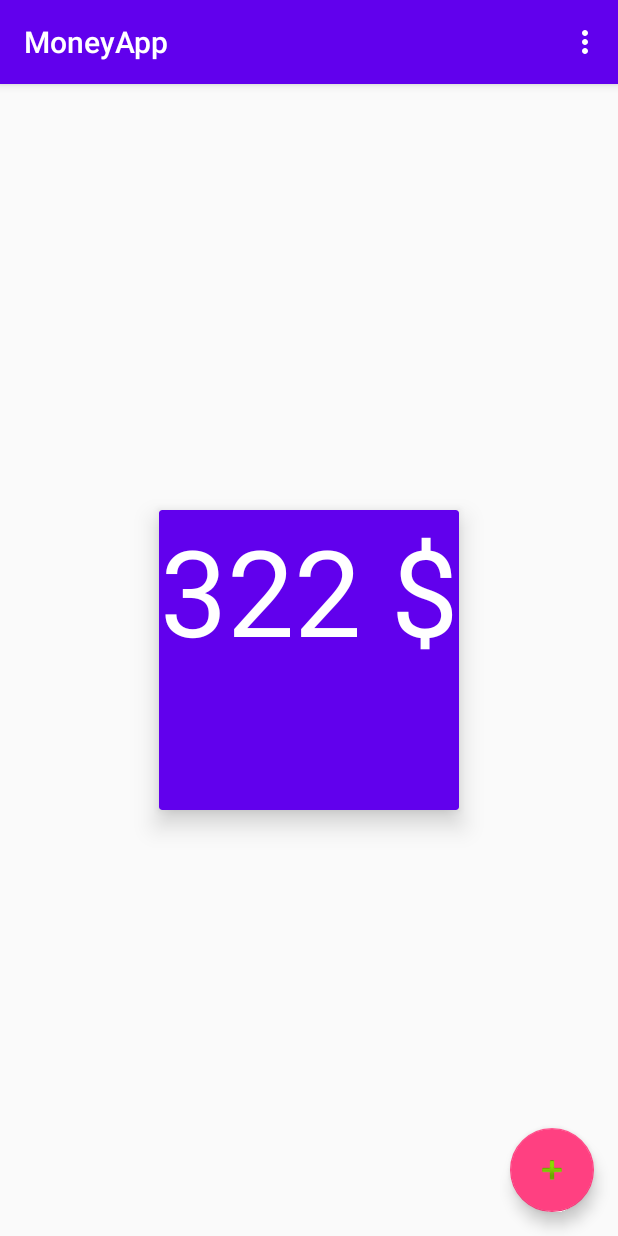
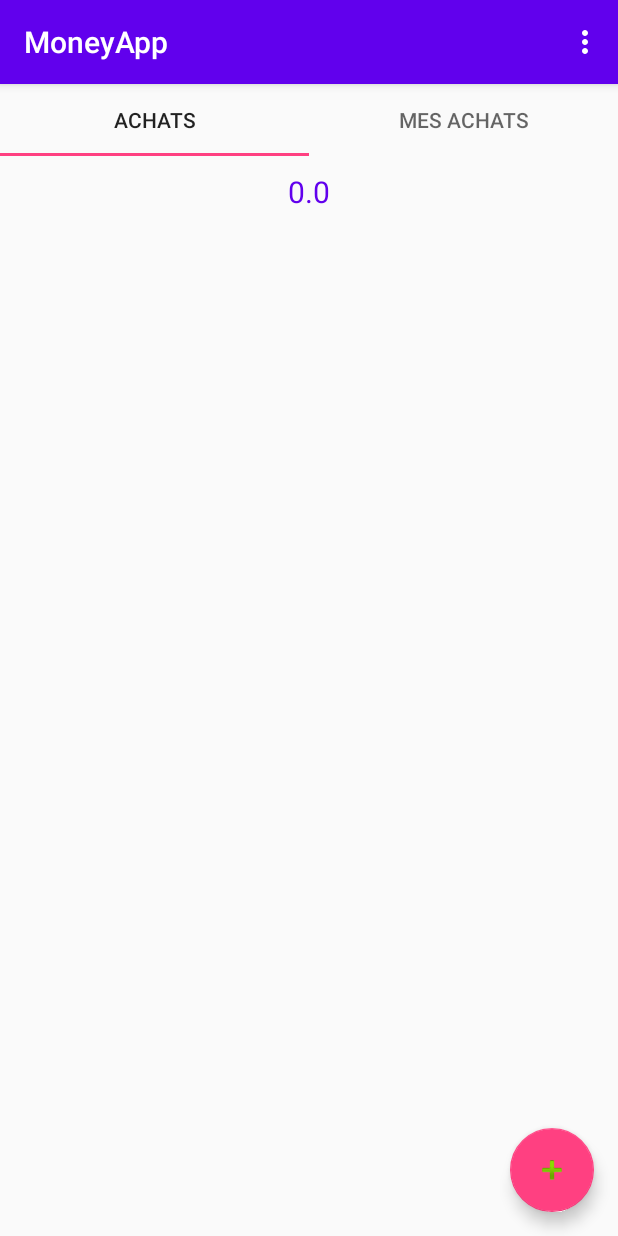
Before and after one commit to mordohaw/personalApp, an Android app: the screen it shows after launch once a user with an empty profile is signed in (MainActivity), on a phone screen of 412 x 824 dp. Run offline under Robolectric (Android 15) with nearby library versions, the phone set to English and light mode, and no system bars; our stand-ins replace Firebase (no records; nobody signed in at launch, a user with empty details on screens opened directly).

Commit message:
make fragments and post layout

```diff
--- a/app/build.gradle
+++ b/app/build.gradle
@@ -37,4 +37,5 @@ dependencies {
 
 
 
+
 apply plugin: 'com.google.gms.google-services'
--- a/app/src/main/AndroidManifest.xml
+++ b/app/src/main/AndroidManifest.xml
@@ -9,8 +9,7 @@
         android:roundIcon="@mipmap/ic_launcher_round"
         android:supportsRtl="true"
         android:theme="@style/AppTheme">
-        <activity android:name=".Activities.MainActivity">
-        </activity>
+        <activity android:name=".Activities.MainActivity"></activity>
         <activity android:name=".Activities.LoginActivity">
             <intent-filter>
                 <action android:name="android.intent.action.MAIN" />
@@ -18,7 +17,8 @@
                 <category android:name="android.intent.category.LAUNCHER" />
             </intent-filter>
         </activity>
-        <activity android:name=".Activities.RegisterActivity"></activity>
+        <activity android:name=".Activities.RegisterActivity" />
+        <activity android:name=".Activities.NewPurchaseActivity"></activity>
     </application>
 
 </manifest>
--- a/app/src/main/java/williammordohay/moneyapp/Activities/MainActivity.java
+++ b/app/src/main/java/williammordohay/moneyapp/Activities/MainActivity.java
@@ -4,23 +4,43 @@ import android.content.Intent;
 import android.os.Bundle;
 import android.support.design.widget.FloatingActionButton;
 import android.support.design.widget.Snackbar;
+import android.support.design.widget.TabLayout;
+import android.support.v4.app.Fragment;
+import android.support.v4.app.FragmentPagerAdapter;
+import android.support.v4.view.ViewPager;
 import android.support.v7.app.AppCompatActivity;
 import android.support.v7.widget.Toolbar;
 import android.view.View;
 import android.view.Menu;
 import android.view.MenuItem;
+import android.widget.Button;
+import android.widget.EditText;
+import android.widget.TextView;
 import android.widget.Toast;
 
 import com.google.firebase.auth.FirebaseAuth;
+import com.google.firebase.database.DataSnapshot;
+import com.google.firebase.database.DatabaseError;
+import com.google.firebase.database.DatabaseReference;
+import com.google.firebase.database.FirebaseDatabase;
+import com.google.firebase.database.ValueEventListener;
 
 import java.util.Calendar;
 import java.util.Date;
 
+import williammordohay.moneyapp.Fragments.MyPurchasePostsFragment;
+import williammordohay.moneyapp.Fragments.PurchasePostsFragment;
+import williammordohay.moneyapp.Model.Purchase;
 import williammordohay.moneyapp.R;
 
 public class MainActivity extends AppCompatActivity {
 
     public static int NB_JOURS_MAX;
+    private DatabaseReference mDatabase;
+    private TextView totalField;
+    private FragmentPagerAdapter mPagerAdapter;
+    private ViewPager mViewPager;
+    public float total=0;
     @Override
     protected void onCreate(Bundle savedInstanceState) {
         super.onCreate(savedInstanceState);
@@ -28,17 +48,77 @@ public class MainActivity extends AppCompatActivity {
         //tutos-android-france.com/material-design-recyclerview-et-cardview
 
 
-        /*Toolbar toolbar = (Toolbar) findViewById(R.id.toolbar);
-        setSupportActionBar(toolbar);
+        mDatabase = FirebaseDatabase.getInstance().getReference();
+        totalField = (TextView) findViewById(R.id.totalTextView);
 
-        FloatingActionButton fab = (FloatingActionButton) findViewById(R.id.fab_new_post);
-        fab.setOnClickListener(new View.OnClickListener() {
+
+        if(!mDatabase.child("users").equals(null)){
+            mDatabase.child("users").addListenerForSingleValueEvent(new ValueEventListener() {
+                @Override
+                public void onDataChange(DataSnapshot dataSnapshot) {
+                    for(DataSnapshot snapshot : dataSnapshot.getChildren()){
+                        Purchase purchase = snapshot.getValue(Purchase.class);
+                        total += purchase.price;
+                    }
+                }
+
+                @Override
+                public void onCancelled(DatabaseError databaseError) {
+
+                }
+            });
+        }
+
+        totalField.setText(Float.toString(total));
+
+        //clean data
+        /*mDatabase.child("posts").setValue(null);
+        Date currentTime = Calendar.getInstance().getTime();
+        int currentHour = currentTime.getHours();
+        if(currentHour == 12 && currentHour == 19){
+            mDatabase.child("posts").setValue(null);
+            Toast.makeText(MainActivity.this, "votes clos !", Toast.LENGTH_LONG).show();
+        }*/
+        // Create the adapter that will return a fragment for each section
+        mPagerAdapter = new FragmentPagerAdapter(getSupportFragmentManager()) {
+
+            private final Fragment[] mFragments = new Fragment[] {
+                    new PurchasePostsFragment(),
+                    new MyPurchasePostsFragment()
+            };
+            private final String[] mFragmentNames = new String[] {
+                    getString(R.string.heading_purchase),
+                    getString(R.string.heading_my_purchase)
+            };
             @Override
-            public void onClick(View view) {
-                Snackbar.make(view, "Replace with your own action", Snackbar.LENGTH_LONG)
-                        .setAction("Action", null).show();
+            public Fragment getItem(int position) {
+                return mFragments[position];
             }
-        });*/
+            @Override
+            public int getCount() {
+                return mFragments.length;
+            }
+            @Override
+            public CharSequence getPageTitle(int position) {
+                return mFragmentNames[position];
+            }
+        };
+        // Set up the ViewPager with the sections adapter.
+        for(int i=0;i<mPagerAdapter.getCount();i++){
+            mPagerAdapter.getItem(i);
+        }
+        mViewPager = findViewById(R.id.container);
+        mViewPager.setAdapter(mPagerAdapter);
+        TabLayout tabLayout = findViewById(R.id.tabs);
+        tabLayout.setupWithViewPager(mViewPager);
+
+        // Button launches NewPostActivity
+        findViewById(R.id.fab_new_post).setOnClickListener(new View.OnClickListener() {
+            @Override
+            public void onClick(View v) {
+                startActivity(new Intent(MainActivity.this, NewPurchaseActivity.class));
+            }
+        });
     }
 
     private void controlDate(){
--- /dev/null
+++ b/app/src/main/java/williammordohay/moneyapp/Fragments/MyPurchasePostsFragment.java
@@ -0,0 +1,11 @@
+package williammordohay.moneyapp.Fragments;
+
+
+import android.support.v4.app.Fragment;
+
+/**
+ * Created by William on 01/08/2018.
+ */
+
+public class MyPurchasePostsFragment extends Fragment {
+}
--- /dev/null
+++ b/app/src/main/java/williammordohay/moneyapp/Fragments/PostListFragment.java
@@ -0,0 +1,129 @@
+package williammordohay.moneyapp.Fragments;
+
+import android.content.Intent;
+import android.os.Bundle;
+import android.support.v4.app.Fragment;
+import android.support.v7.widget.GridLayoutManager;
+import android.support.v7.widget.LinearLayoutManager;
+import android.support.v7.widget.RecyclerView;
+import android.view.LayoutInflater;
+import android.view.View;
+import android.view.ViewGroup;
+
+import com.firebase.ui.database.FirebaseRecyclerAdapter;
+import com.firebase.ui.database.FirebaseRecyclerOptions;
+import com.google.firebase.auth.FirebaseAuth;
+import com.google.firebase.database.DatabaseReference;
+import com.google.firebase.database.FirebaseDatabase;
+import com.google.firebase.database.Query;
+
+import williammordohay.moneyapp.Model.Purchase;
+import williammordohay.moneyapp.R;
+import williammordohay.moneyapp.ViewHolder.PostViewHolder;
+
+/**
+ * Created by William on 01/08/2018.
+ */
+
+public abstract class PostListFragment extends Fragment {
+
+    private static final String TAG = "PostListFragment";
+
+    /** database reference */
+    private DatabaseReference mDatabase;
+    private FirebaseRecyclerAdapter<Purchase, PostViewHolder> mAdapter;
+    private RecyclerView mRecycler;
+    private LinearLayoutManager mManager;
+
+    public PostListFragment() {}
+
+    @Override
+    public View onCreateView (LayoutInflater inflater, ViewGroup container,
+                              Bundle savedInstanceState) {
+        super.onCreateView(inflater, container, savedInstanceState);
+        View rootView = inflater.inflate(R.layout.fragment_all_posts, container, false);
+
+        // [START create_database_reference]
+        mDatabase = FirebaseDatabase.getInstance().getReference();
+        // [END create_database_reference]
+
+        mRecycler = rootView.findViewById(R.id.buy_list);
+        mRecycler.setHasFixedSize(true);
+
+        return rootView;
+    }
+
+    @Override
+    public void onActivityCreated(Bundle savedInstanceState) {
+        super.onActivityCreated(savedInstanceState);
+        //this.ma = new MainActivity();
+        // Set up Layout Manager, reverse layout
+        mManager = new GridLayoutManager(getActivity(),2);
+        /*mManager.setReverseLayout(true);
+        mManager.setStackFromEnd(true);*/
+        mRecycler.setLayoutManager(mManager);
+
+        // Set up FirebaseRecyclerAdapter with the Query
+        Query postsQuery = getQuery(mDatabase);
+
+        FirebaseRecyclerOptions options = new FirebaseRecyclerOptions.Builder<Purchase>()
+                .setQuery(postsQuery, Purchase.class)
+                .build();
+
+
+        mAdapter = new FirebaseRecyclerAdapter<Purchase, PostViewHolder>(options) {
+
+            @Override
+            public PostViewHolder onCreateViewHolder(ViewGroup viewGroup, int i) {
+                LayoutInflater inflater = LayoutInflater.from(viewGroup.getContext());
+                return new PostViewHolder(inflater.inflate(R.layout.item_post, viewGroup, false));
+            }
+
+            @Override
+            protected void onBindViewHolder(PostViewHolder viewHolder, int position, final Purchase model) {
+                final DatabaseReference postRef = getRef(position);
+
+                // Set click listener for the whole post view
+                final String postKey = postRef.getKey();
+
+                // Bind Post to ViewHolder, setting OnClickListener for the star button
+                viewHolder.bindToPost(model);
+
+            }
+        };
+
+        mRecycler.setAdapter(mAdapter);
+
+
+        //getWinner
+        //winnerTitle = mRecycler.getAdapter().get;
+
+
+
+
+    }
+
+    @Override
+    public void onStart() {
+        super.onStart();
+        if (mAdapter != null) {
+            mAdapter.startListening();
+        }
+    }
+
+    @Override
+    public void onStop() {
+        super.onStop();
+        if (mAdapter != null) {
+            mAdapter.stopListening();
+        }
+    }
+
+
+    public String getUid() {
+        return FirebaseAuth.getInstance().getCurrentUser().getUid();
+    }
+
+    public abstract Query getQuery(DatabaseReference databaseReference);
+
+}
--- /dev/null
+++ b/app/src/main/java/williammordohay/moneyapp/Fragments/PurchasePostsFragment.java
@@ -0,0 +1,21 @@
+package williammordohay.moneyapp.Fragments;
+
+import com.google.firebase.database.DatabaseReference;
+import com.google.firebase.database.Query;
+
+/**
+ * Created by William on 01/08/2018.
+ */
+
+public class PurchasePostsFragment extends PostListFragment {
+
+    public PurchasePostsFragment(){}
+
+    @Override
+    public Query getQuery(DatabaseReference databaseReference) {
+        /** ordonate by best votes and limit to 20 purchases */
+        Query recentPostsQuery = databaseReference.child("posts").orderByChild("buyDay").limitToFirst(30);
+
+        return recentPostsQuery;
+    }
+}
--- a/app/src/main/res/layout/activity_main.xml
+++ b/app/src/main/res/layout/activity_main.xml
@@ -12,32 +12,27 @@
         android:layout_width="match_parent"
         android:layout_height="wrap_content" />
 
-    <android.support.v7.widget.CardView
-        android:layout_width="200dp"
-        android:layout_height="200dp"
+    <TextView
+        android:layout_marginTop="10dp"
+        android:id="@+id/totalTextView"
+        android:layout_width="wrap_content"
+        android:layout_height="wrap_content"
+        android:layout_below="@+id/tabs"
         android:layout_centerHorizontal="true"
-        android:layout_centerVertical="true"
-        android:layout_margin="5dp"
-        app:cardBackgroundColor="@color/colorPrimary"
-        app:cardCornerRadius="2dp"
-        app:cardElevation="10dp">
-
-        <LinearLayout
-            android:layout_width="match_parent"
-            android:layout_height="wrap_content"
-            android:orientation="vertical">
+        android:textSize="20dp"
+        android:textColor="@color/colorPrimary"
+        android:text="0" />
 
 
-            <TextView
-            android:layout_width="match_parent"
-            android:layout_height="wrap_content"
-            android:gravity="center"
-            android:text="322 $"
-                android:textColor="@color/background_color"
-            android:textSize="80dp"/>
+    <android.support.v4.view.ViewPager
+        android:id="@+id/container"
+        android:layout_width="match_parent"
+        android:layout_height="match_parent"
+        android:layout_below="@+id/totalTextView" />
 
-        </LinearLayout>
-    </android.support.v7.widget.CardView>
+
+
+
 
     <android.support.design.widget.FloatingActionButton
         android:id="@+id/fab_new_post"
--- /dev/null
+++ b/app/src/main/res/layout/fragment_all_posts.xml
@@ -0,0 +1,18 @@
+<?xml version="1.0" encoding="utf-8"?>
+<FrameLayout xmlns:android="http://schemas.android.com/apk/res/android"
+    xmlns:tools="http://schemas.android.com/tools"
+    android:layout_width="match_parent"
+    android:layout_height="match_parent"
+    tools:context="williammordohay.moneyapp.Activities.MainActivity">
+
+    <android.support.v7.widget.RecyclerView
+        android:id="@+id/buy_list"
+        android:layout_width="match_parent"
+        android:layout_height="match_parent"
+        android:layout_alignParentTop="true"
+        android:clipToPadding="false"
+        android:padding="5dp"
+        android:scrollbars="vertical"
+        tools:listitem="@layout/item_post" />
+
+</FrameLayout>
```
Also changed, not shown: app/src/main/java/williammordohay/moneyapp/Activities/NewPurchaseActivity.java (added, +138 -0 lines), app/src/main/java/williammordohay/moneyapp/Model/Purchase.java (added, +51 -0 lines), app/src/main/java/williammordohay/moneyapp/ViewHolder/PostViewHolder.java (added, +39 -0 lines), app/src/main/res/layout/activity_new_purchase.xml (added, +86 -0 lines), app/src/main/res/layout/include_post_author.xml (added, +25 -0 lines), app/src/main/res/layout/item_post.xml (added, +64 -0 lines), app/src/main/res/values/strings.xml (+18 -2 lines), app/src/main/res/drawable/user.png (added).
